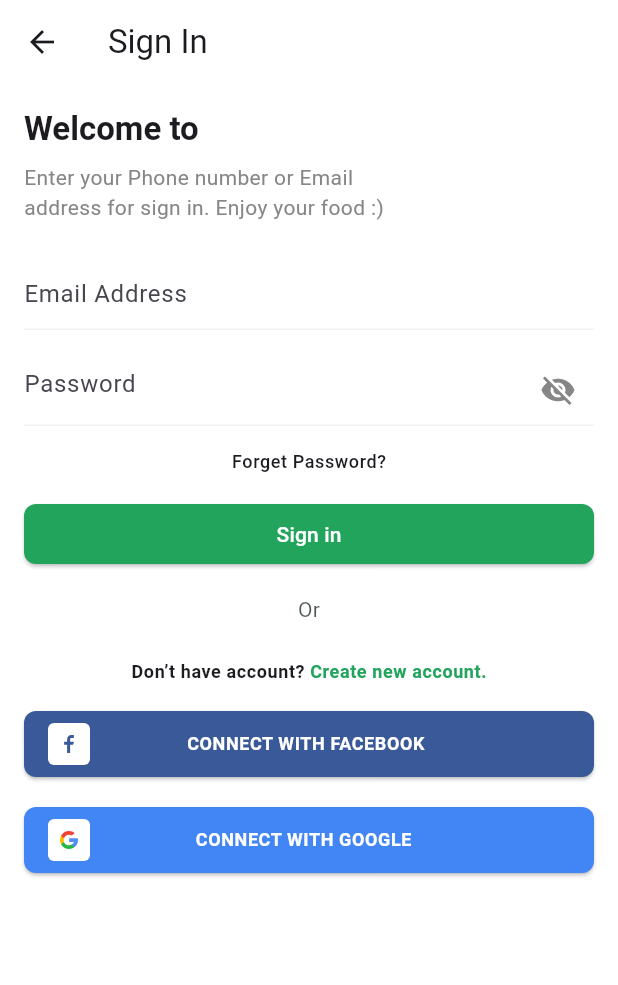
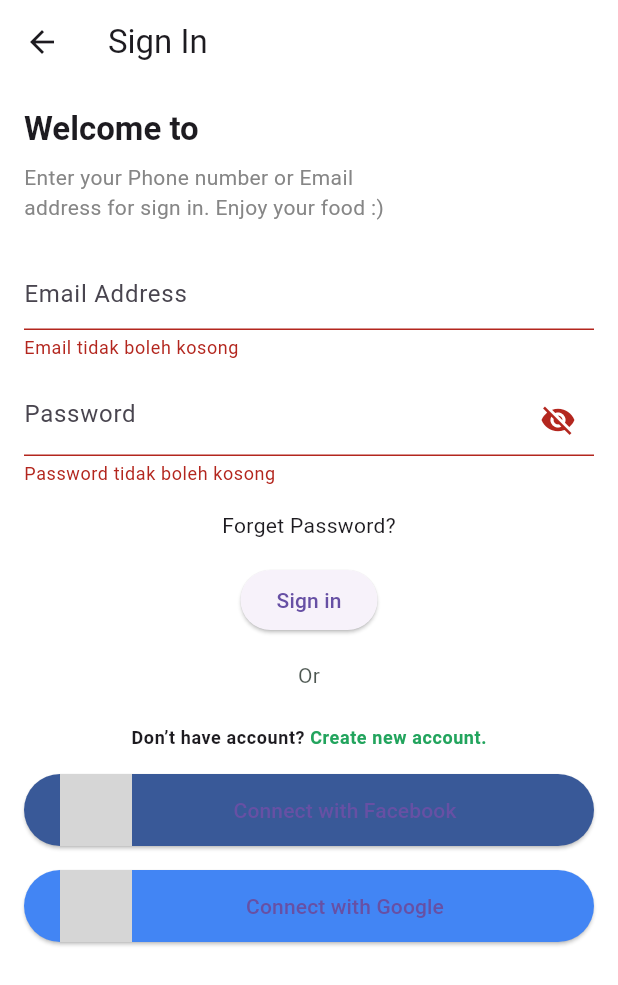
Before and after one commit to hidayat1816/Pratikum_FoodApp-Onboarding-Screen_kelompok4, a Flutter app: the SignInScreen screen opened by its route, after a tap on "Sign in", on a phone screen of 412 x 824 dp. Shown: the top 985 px of the screen. Run offline on Flutter 3.47's test engine with Material 3 defaults, Android fonts, the phone set to English and light mode, and no system bars; our stand-ins replace flutter_svg; network calls fail; grey boxes are pictures that could not be loaded.

Commit message:
Update SignInScreen.dart

```diff
--- a/lib/Screen/SignInScreen.dart
+++ b/lib/Screen/SignInScreen.dart
@@ -26,20 +26,22 @@ class SignInScreen extends StatelessWidget {
               ),
               const SignInForm(),
               const SizedBox(height: 16),
+
               Center(
                 child: Text(
                   "Or",
                   style: TextStyle(color: Color(0xFF010F07).withOpacity(0.7)),
                 ),
               ),
-              const SizedBox(height: 16 * 1.5),
+              const SizedBox(height: 24),
 
+              /// 👉 CREATE ACCOUNT
               Center(
                 child: Text.rich(
                   TextSpan(
                     style: Theme.of(context).textTheme.bodySmall!.copyWith(
-                      fontWeight: FontWeight.w600,
-                    ),
+                          fontWeight: FontWeight.w600,
+                        ),
                     text: "Don’t have account? ",
                     children: <TextSpan>[
                       TextSpan(
@@ -47,7 +49,7 @@ class SignInScreen extends StatelessWidget {
                         style: const TextStyle(color: Color(0xFF22A45D)),
                         recognizer: TapGestureRecognizer()
                           ..onTap = () {
-                            // Navigate to Sign Up Screen
+                            Navigator.pushNamed(context, '/signup');
                           },
                       ),
                     ],
@@ -56,7 +58,7 @@ class SignInScreen extends StatelessWidget {
               ),
               const SizedBox(height: 16),
 
-              // Facebook
+              /// FACEBOOK
               SocalButton(
                 press: () {},
                 text: "Connect with Facebook",
@@ -71,7 +73,7 @@ class SignInScreen extends StatelessWidget {
               ),
               const SizedBox(height: 16),
 
-              // Google
+              /// GOOGLE
               SocalButton(
                 press: () {},
                 text: "Connect with Google",
@@ -87,10 +89,12 @@ class SignInScreen extends StatelessWidget {
   }
 }
 
+/// ================= TEXT =================
 class WelcomeText extends StatelessWidget {
   final String title, text;
 
   const WelcomeText({super.key, required this.title, required this.text});
+
   @override
   Widget build(BuildContext context) {
     return Column(
@@ -99,18 +103,23 @@ class WelcomeText extends StatelessWidget {
         const SizedBox(height: 16),
         Text(
           title,
-          style: Theme.of(
-            context,
-          ).textTheme.titleLarge!.copyWith(fontWeight: FontWeight.w600),
+          style: Theme.of(context)
+              .textTheme
+              .titleLarge!
+              .copyWith(fontWeight: FontWeight.w600),
         ),
-        const SizedBox(height: 16 / 2),
-        Text(text, style: TextStyle(color: Color(0xFF868686))),
+        const SizedBox(height: 8),
+        const Text(
+          "Enter your Phone number or Email \naddress for sign in. Enjoy your food :)",
+          style: TextStyle(color: Color(0xFF868686)),
+        ),
         const SizedBox(height: 24),
       ],
     );
   }
 }
 
+/// ================= FORM =================
 class SignInForm extends StatefulWidget {
   const SignInForm({super.key});
 
@@ -120,7 +129,6 @@ class SignInForm extends StatefulWidget {
 
 class _SignInFormState extends State<SignInForm> {
   final _formKey = GlobalKey<FormState>();
-
   bool _obscureText = true;
 
   @override
@@ -129,75 +137,61 @@ class _SignInFormState extends State<SignInForm> {
       key: _formKey,
       child: Column(
         children: [
+          /// EMAIL
           TextFormField(
-            onSaved: (value) {},
-            textInputAction: TextInputAction.next,
-            keyboardType: TextInputType.emailAddress,
+            validator: (value) {
+              if (value == null || value.isEmpty) {
+                return "Email tidak boleh kosong";
+              }
+              return null;
+            },
             decoration: const InputDecoration(
               hintText: "Email Address",
-              border: UnderlineInputBorder(
-                borderSide: BorderSide(color: Color(0xFFF3F2F2)),
-              ),
-              enabledBorder: UnderlineInputBorder(
-                borderSide: BorderSide(color: Color(0xFFF3F2F2)),
-              ),
             ),
           ),
           const SizedBox(height: 16),
 
-          // Password Field
+          /// PASSWORD
           TextFormField(
             obscureText: _obscureText,
-            onSaved: (value) {},
+            validator: (value) {
+              if (value == null || value.isEmpty) {
+                return "Password tidak boleh kosong";
+              }
+              return null;
+            },
             decoration: InputDecoration(
               hintText: "Password",
-              border: UnderlineInputBorder(
-                borderSide: BorderSide(color: Color(0xFFF3F2F2)),
-              ),
-              enabledBorder: UnderlineInputBorder(
-                borderSide: BorderSide(color: Color(0xFFF3F2F2)),
-              ),
               suffixIcon: GestureDetector(
                 onTap: () {
                   setState(() {
                     _obscureText = !_obscureText;
                   });
                 },
-                child: _obscureText
-                    ? const Icon(Icons.visibility_off, color: Color(0xFF868686))
-                    : const Icon(Icons.visibility, color: Color(0xFF868686)),
+                child: Icon(
+                  _obscureText ? Icons.visibility_off : Icons.visibility,
+                ),
               ),
             ),
           ),
           const SizedBox(height: 16),
 
-          // Forget Password
+          /// FORGOT PASSWORD
           GestureDetector(
-            onTap: () {},
-            child: Text(
-              "Forget Password?",
-              style: Theme.of(
-                context,
-              ).textTheme.bodySmall!.copyWith(fontWeight: FontWeight.w500),
-            ),
+            onTap: () {
+              Navigator.pushNamed(context, '/forgot');
+            },
+            child: const Text("Forget Password?"),
           ),
           const SizedBox(height: 16),
 
-          // Sign In Button
+          /// LOGIN BUTTON
           ElevatedButton(
             onPressed: () {
               if (_formKey.currentState!.validate()) {
-                _formKey.currentState!.save();
+                Navigator.pushReplacementNamed(context, '/home');
               }
             },
-            style: ElevatedButton.styleFrom(
-              backgroundColor: const Color(0xFF22A45D),
-              foregroundColor: Colors.white,
-              minimumSize: const Size(double.infinity, 40),
-              shape: RoundedRectangleBorder(
-                borderRadius: BorderRadius.circular(8),
-              ),
-            ),
             child: const Text("Sign in"),
           ),
         ],
@@ -206,6 +200,7 @@ class _SignInFormState extends State<SignInForm> {
   }
 }
 
+/// ================= SOCIAL BUTTON =================
 class SocalButton extends StatelessWidget {
   final Color color;
   final String text;
@@ -222,39 +217,19 @@ class SocalButton extends StatelessWidget {
 
   @override
   Widget build(BuildContext context) {
-    const padding = EdgeInsets.symmetric(horizontal: 16, vertical: 8);
     return SizedBox(
       width: double.infinity,
       child: ElevatedButton(
         style: ElevatedButton.styleFrom(
-          padding: padding,
           backgroundColor: color,
-          shape: const RoundedRectangleBorder(
-            borderRadius: BorderRadius.all(Radius.circular(8)),
-          ),
         ),
         onPressed: press,
         child: Row(
           children: [
-            Container(
-              padding: const EdgeInsets.all(8),
-              height: 28,
-              width: 28,
-              decoration: const BoxDecoration(
-                color: Colors.white,
-                borderRadius: BorderRadius.all(Radius.circular(4)),
-              ),
-              child: icon,
-            ),
-            const Spacer(flex: 2),
-            Text(
-              text.toUpperCase(),
-              style: Theme.of(context).textTheme.bodySmall!.copyWith(
-                color: Colors.white,
-                fontWeight: FontWeight.w600,
-              ),
-            ),
-            const Spacer(flex: 3),
+            icon,
+            const Spacer(),
+            Text(text),
+            const Spacer(),
           ],
         ),
       ),
@@ -262,29 +237,6 @@ class SocalButton extends StatelessWidget {
   }
 }
 
-const String facebookIcon =
-    '''<svg version="1.1" id="Capa_1" xmlns="http://www.w3.org/2000/svg" xmlns:xlink="http://www.w3.org/1999/xlink" x="0px" y="0px"
-	 viewBox="0 0 512 512" style="enable-background:new 0 0 512 512;" xml:space="preserve">
-<path style="fill:#2196F3;" d="M320,85.333h64c5.891,0,10.667-4.776,10.667-10.667v-64C394.667,4.776,389.891,0,384,0h-64
-	c-64.772,0.071-117.263,52.561-117.333,117.333V192H128c-5.891,0-10.667,4.776-10.667,10.667v64c0,5.891,4.776,10.667,10.667,10.667
-	h74.667v224c0,5.891,4.776,10.667,10.667,10.667h64c5.891,0,10.667-4.776,10.667-10.667v-224h74.667
-	c4.589-0.003,8.662-2.942,10.112-7.296l21.333-64c1.862-5.589-1.16-11.629-6.749-13.491c-1.084-0.361-2.22-0.546-3.363-0.547h-96
-	v-74.667C288,99.66,302.327,85.333,320,85.333z"/>
-</svg>''';
-
-const String googleIcon =
-    '''<svg version="1.1" id="Layer_1" xmlns="http://www.w3.org/2000/svg" xmlns:xlink="http://www.w3.org/1999/xlink" x="0px" y="0px"
-	 viewBox="0 0 512 512" style="enable-background:new 0 0 512 512;" xml:space="preserve">
-<path style="fill:#FBBB00;" d="M113.47,309.408L95.648,375.94l-65.139,1.378C11.042,341.211,0,299.9,0,256
-	c0-42.451,10.324-82.483,28.624-117.732h0.014l57.992,10.632l25.404,57.644c-5.317,15.501-8.215,32.141-8.215,49.456
-	C103.821,274.792,107.225,292.797,113.47,309.408z"/>
-<path style="fill:#518EF8;" d="M507.527,208.176C510.467,223.662,512,239.655,512,256c0,18.328-1.927,36.206-5.598,53.451
-	c-12.462,58.683-45.025,109.925-90.134,146.187l-0.014-0.014l-73.044-3.727l-10.338-64.535
-	c29.932-17.554,53.324-45.025,65.646-77.911h-136.89V208.176h138.887L507.527,208.176L507.527,208.176z"/>
-<path style="fill:#28B446;" d="M416.253,455.624l0.014,0.014C372.396,490.901,316.666,512,256,512
-	c-97.491,0-182.252-54.491-225.491-134.681l82.961-67.91c21.619,57.698,77.278,98.771,142.53,98.771
-	c28.047,0,54.323-7.582,76.87-20.818L416.253,455.624z"/>
-<path style="fill:#F14336;" d="M419.404,58.936l-82.933,67.896c-23.335-14.586-50.919-23.012-80.471-23.012
-	c-66.729,0-123.429,42.957-143.965,102.724l-83.397-68.276h-0.014C71.23,56.123,157.06,0,256,0
-	C318.115,0,375.068,22.126,419.404,58.936z"/>
-</svg>''';
+/// ================= ICON =================
+const String facebookIcon = '''<svg></svg>''';
+const String googleIcon = '''<svg></svg>''';
```
